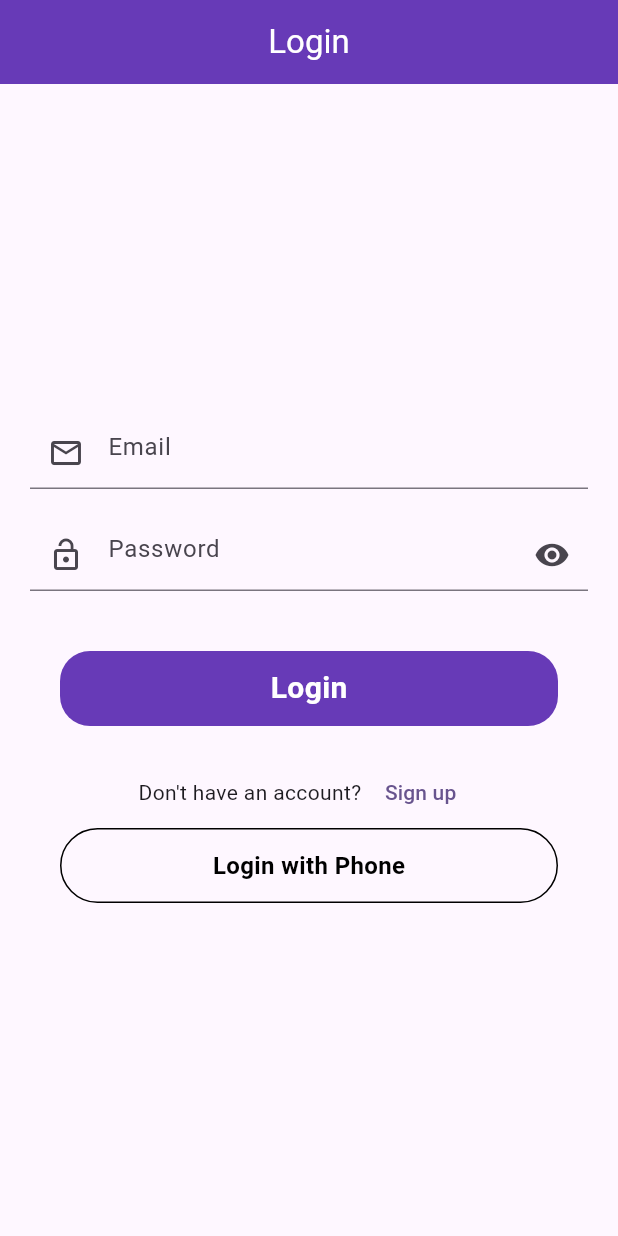
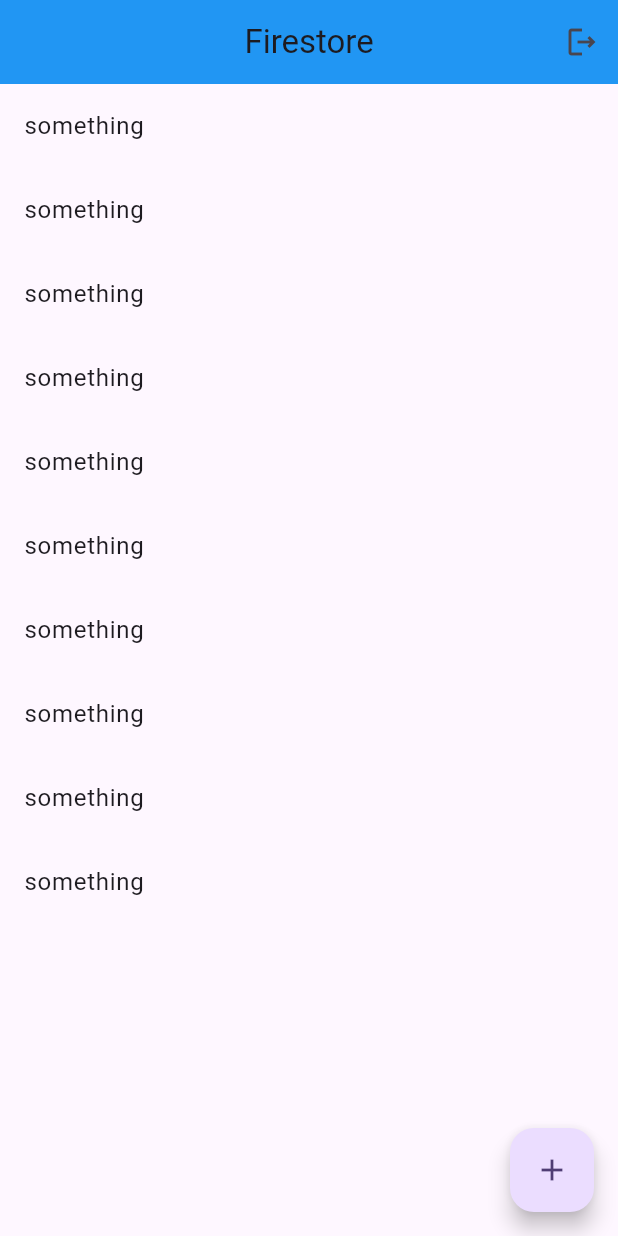
Before and after one commit to KaziFahad69/Firebase-Database-authentication-using-Flutter, a Flutter app: the screen it shows after launch, on a phone screen of 412 x 824 dp. Run offline on Flutter 3.47's test engine with Material 2 defaults, Android fonts, the phone set to English and light mode, and no system bars; our stand-ins replace cloud_firestore, firebase_auth, firebase_core, firebase_database, google_fonts; accounts and stored records are empty.

Commit message:
Firebase database all done, and firestore data insert done

```diff
--- /dev/null
+++ b/lib/firestore/firestore_list_screen.dart
@@ -0,0 +1,120 @@
+import 'package:agunbase/firestore/add_firestore_data.dart';
+import 'package:agunbase/ui/auth/loginscreen.dart';
+import 'package:agunbase/ui/utils/utils.dart';
+import 'package:firebase_auth/firebase_auth.dart';
+import 'package:flutter/material.dart';
+
+class FirestoreListScreen extends StatefulWidget {
+  const FirestoreListScreen({super.key});
+
+  @override
+  State<FirestoreListScreen> createState() => _FirestoreListScreenState();
+}
+
+class _FirestoreListScreenState extends State<FirestoreListScreen> {
+
+
+  final auth = FirebaseAuth.instance;
+  final editcontroller = TextEditingController();
+  @override
+  Widget build(BuildContext context) {
+    return Scaffold(
+      appBar: AppBar(
+        actions: [
+          IconButton(
+              onPressed: () {
+                auth.signOut().then((value) {
+                  Navigator.of(context).push(
+                      MaterialPageRoute(builder: (context) => LoginScreen()));
+                }).onError((error, stackTrace) {
+                  Utils().toastMessage(error.toString());
+                });
+              },
+              icon: Icon(Icons.logout_outlined))
+        ],
+        automaticallyImplyLeading: false,
+        title: Text('Firestore'),
+        centerTitle: true,
+        backgroundColor: Colors.blue,
+      ),
+      floatingActionButton: FloatingActionButton(
+        onPressed: () {
+          Navigator.of(context)
+              .push(MaterialPageRoute(builder: (context) => AddFirestoreData()));
+        },
+        child: Icon(Icons.add),
+      ),
+      body: Center(
+        child: Column(
+          mainAxisAlignment: MainAxisAlignment.center,
+          children: [
+//Using stream builder (Good Practice)
+            /*Expanded(child: StreamBuilder(
+            stream: ref.onValue,
+            builder: (context, AsyncSnapshot<DatabaseEvent>snapshot){
+            if(!snapshot.hasData){
+              return CircularProgressIndicator();
+            }else{
+              Map <dynamic, dynamic> map = snapshot.data!.snapshot.value as dynamic;
+              List<dynamic> list = [];
+              list.clear();
+              list = map.values.toList();
+              return ListView.builder(
+              itemCount: snapshot.data!.snapshot.children.length,
+              itemBuilder: (context, index){
+              return ListTile(
+                title: Text(list[index]['title']),
+                subtitle: Text(list[index]['id']),
+              );
+            });
+            }
+          })),*/
+
+//Using firebaseAminatedList
+            Expanded(
+              child: ListView.builder(
+                itemCount: 10,
+                itemBuilder: (context, index){
+                return ListTile(
+                  title:Text("something"),
+                );
+              })
+            )
+          ],
+        ),
+      ),
+    );
+  }
+
+  Future<void> showMyDialog(String title, String id) async {
+    editcontroller.text = title;
+    return showDialog(
+      context: context,
+      builder: (context) {
+        return AlertDialog(
+          title: Text("Update"),
+          content: Container(
+            child: TextField(
+              controller: editcontroller,
+              decoration: InputDecoration(hintText: "Edit"),
+            ),
+          ),
+          actions: [
+            TextButton(
+              onPressed: () {
+                Navigator.pop(context);
+              },
+              child: Text("cancel"),
+            ),
+            TextButton(
+              onPressed: () {
+                Navigator.pop(context);
+              },
+              child: Text("Update"),
+            )
+          ],
+        );
+      },
+    );
+  }
+}
--- a/lib/main.dart
+++ b/lib/main.dart
@@ -1,3 +1,5 @@
+import 'package:agunbase/firestore/add_firestore_data.dart';
+import 'package:agunbase/firestore/firestore_list_screen.dart';
 import 'package:agunbase/ui/splashscreen.dart';
 import 'package:firebase_core/firebase_core.dart';
 import 'package:flutter/material.dart';
@@ -23,7 +25,9 @@
         colorScheme: ColorScheme.fromSeed(seedColor: Colors.deepPurple),
         useMaterial3: true,
       ),
-      home:SplashPage()
+      home:
+      //SplashPage()
+      FirestoreListScreen()
     );
   }
 }
```
Also changed, not shown: lib/firestore/add_firestore_data.dart (added, +69 -0 lines).
